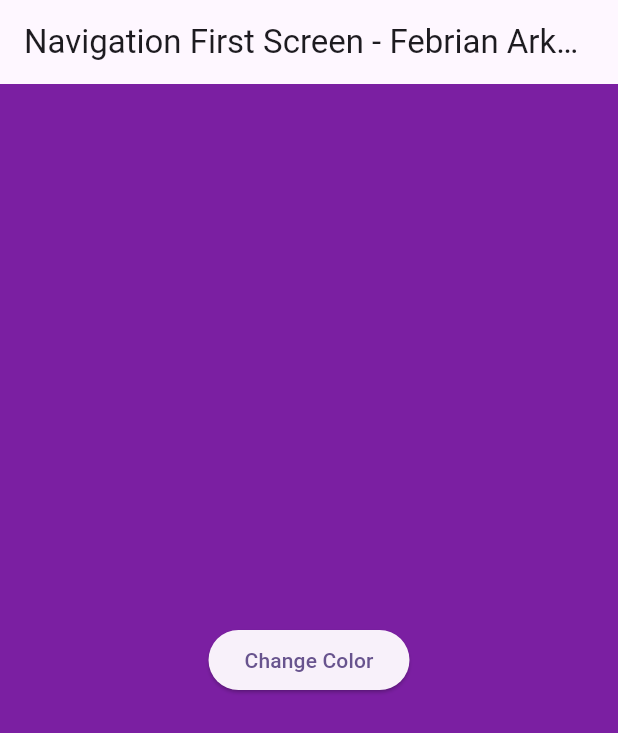
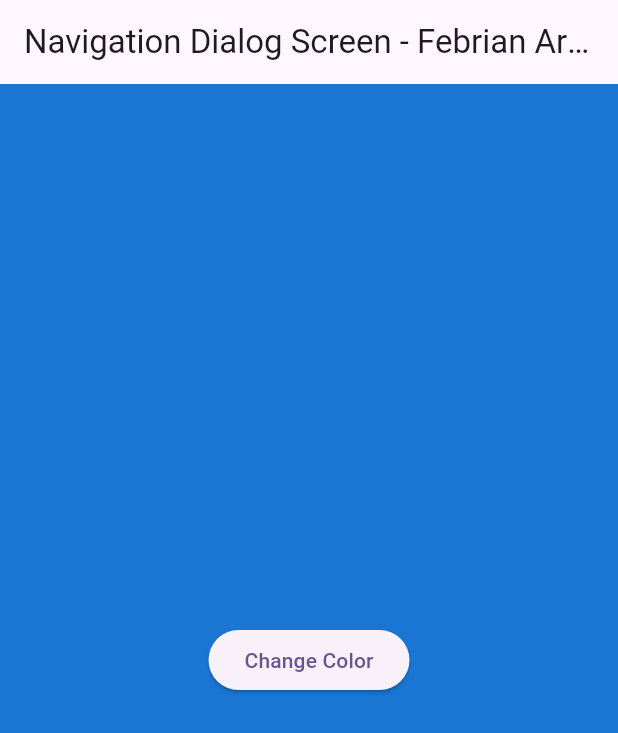
Before and after one commit to FebrianArkaSamudra/books, a Flutter app: the screen it shows after launch, on a phone screen of 412 x 824 dp. Shown: the top 733 px of the screen. Run offline on Flutter 3.47's test engine with Material 3 defaults, Android fonts, the phone set to English and light mode, and no system bars; our stand-ins replace geolocator.

```diff
--- a/lib/main.dart
+++ b/lib/main.dart
@@ -1,9 +1,11 @@
 import 'dart:async';
+import 'package:books/navigation_dialog.dart';
 import 'package:flutter/material.dart';
 import 'package:http/http.dart' as http;
 import 'geolocation.dart';
 import 'navigation_first.dart';
 import 'navigation_second.dart';
+import 'navigation_dialog.dart';
 // removed unused package import
 
 void main() {
@@ -20,7 +22,7 @@ class MyApp extends StatelessWidget {
       theme: ThemeData(
         colorScheme: ColorScheme.fromSeed(seedColor: Colors.deepPurple),
       ),
-      home: const NavigationFirst(),
+      home: const NavigationDialogScreen(),
     );
   }
 }
--- a/lib/navigation_dialog.dart
+++ b/lib/navigation_dialog.dart
@@ -54,7 +54,7 @@ class _NavigationDialogScreenState extends State<NavigationDialogScreen> {
     return Scaffold(
       backgroundColor: color,
       appBar: AppBar(
-        title: const Text('Navigation Dialog Screen'),
+        title: const Text('Navigation Dialog Screen - Febrian Arka Samudra - 2341720066'),
       ),
       body: Center(
         child: ElevatedButton(
```
Also changed, not shown: img/Question17.gif (added), 1 other file.
